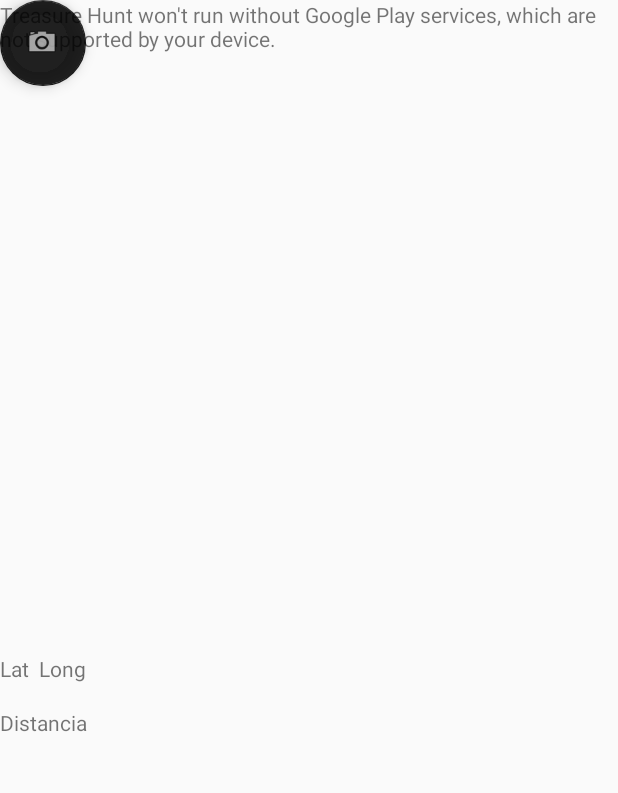
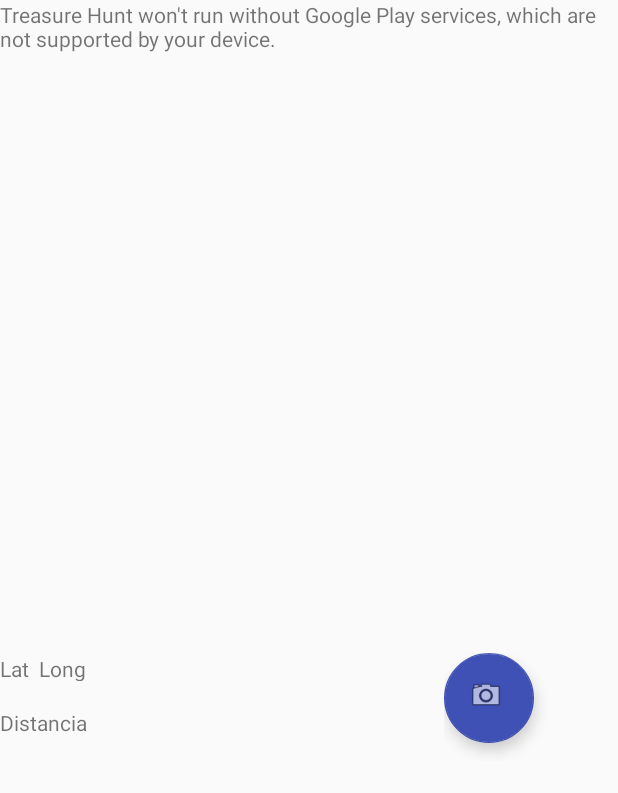
Before and after one commit to JesusQuesada/GPS-Maps, an Android app: the screen it shows after launch (MapsActivity), on a phone screen of 412 x 824 dp. Shown: the top 793 px of the screen. Run offline under Robolectric (Android 15) with nearby library versions, the phone set to English and light mode, and no system bars.

Commit message:
Cambios en la interfaz

```diff
--- a/app/src/main/res/layout/activity_maps.xml
+++ b/app/src/main/res/layout/activity_maps.xml
@@ -17,33 +17,44 @@
 
     <TextView
         android:id="@+id/lat"
-        android:layout_width="wrap_content"
-        android:layout_height="20dp"
+        android:layout_width="236dp"
+        android:layout_height="18dp"
         android:layout_marginTop="436dp"
         android:text="Lat/long"
         app:layout_constraintTop_toTopOf="@+id/map"
-        tools:layout_editor_absoluteX="0dp"
-        tools:ignore="MissingConstraints" />
+        tools:ignore="MissingConstraints"
+        tools:layout_editor_absoluteX="0dp" />
 
     <TextView
         android:id="@+id/dist"
-        android:layout_width="wrap_content"
-        android:layout_height="20dp"
+        android:layout_width="236dp"
+        android:layout_height="19dp"
         android:layout_marginTop="472dp"
         android:text="Distancia"
         app:layout_constraintTop_toTopOf="@+id/map"
-        tools:layout_editor_absoluteX="0dp"
-        tools:ignore="MissingConstraints" />
+        tools:ignore="MissingConstraints"
+        tools:layout_editor_absoluteX="0dp" />
 
-    <android.support.design.widget.FloatingActionButton
-        android:id="@+id/fab"
-        android:layout_width="66dp"
-        android:layout_height="57dp"
-        android:clickable="true"
-        app:backgroundTint="@color/common_google_signin_btn_text_light_pressed"
-        app:srcCompat="@android:drawable/ic_menu_camera"
-        tools:layout_editor_absoluteX="311dp"
-        tools:layout_editor_absoluteY="438dp"
-        tools:ignore="MissingConstraints" />
+    <LinearLayout
+        android:layout_width="72dp"
+        android:layout_height="72dp"
+        android:layout_marginStart="60dp"
+        android:layout_marginTop="12dp"
+        android:orientation="horizontal"
+        app:layout_constraintStart_toEndOf="@+id/dist"
+        app:layout_constraintTop_toBottomOf="@+id/map">
+
+        <android.support.design.widget.FloatingActionButton
+            android:id="@+id/fab"
+            android:layout_width="wrap_content"
+            android:layout_height="60dp"
+            android:layout_weight="1"
+            android:clickable="true"
+            app:backgroundTint="@color/colorPrimary"
+            app:srcCompat="@android:drawable/ic_menu_camera"
+            tools:ignore="MissingConstraints"
+            tools:layout_editor_absoluteX="237dp"
+            tools:layout_editor_absoluteY="455dp" />
+    </LinearLayout>
 
 </android.support.constraint.ConstraintLayout>
--- a/app/src/main/res/values/colors.xml
+++ b/app/src/main/res/values/colors.xml
@@ -1,6 +1,6 @@
 <?xml version="1.0" encoding="utf-8"?>
 <resources>
-    <color name="colorPrimary">#3F51B5</color>
+    <color name="colorPrimary">#3f51b5</color>
     <color name="colorPrimaryDark">#303F9F</color>
     <color name="colorAccent">#FF4081</color>
 </resources>
```
